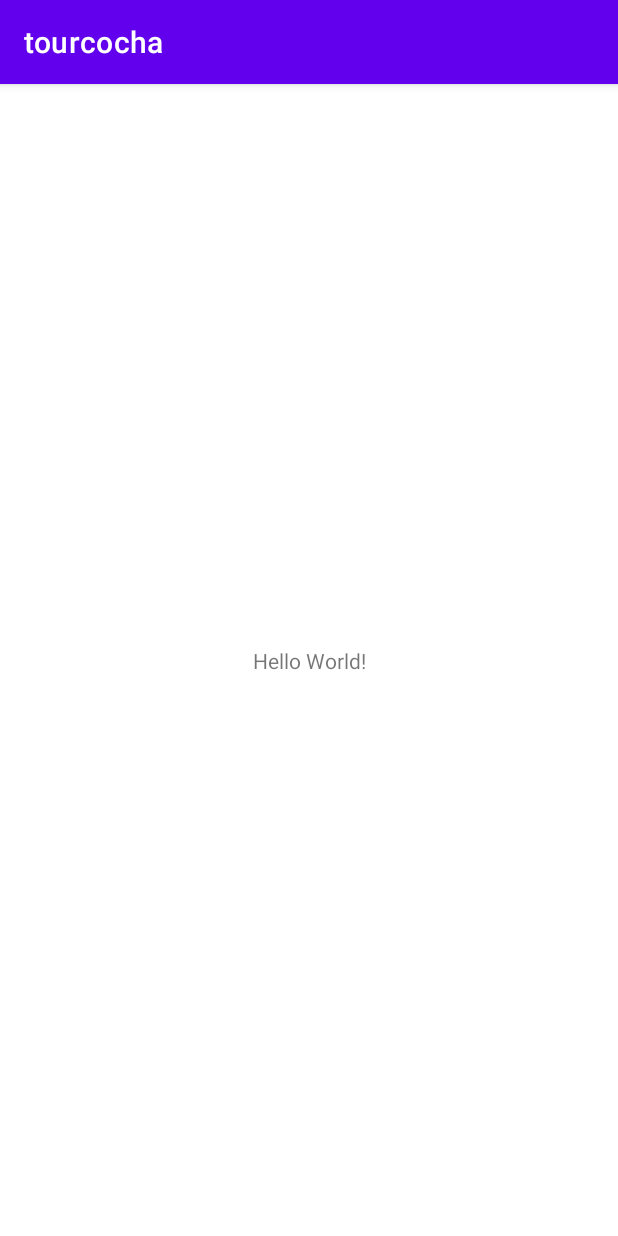
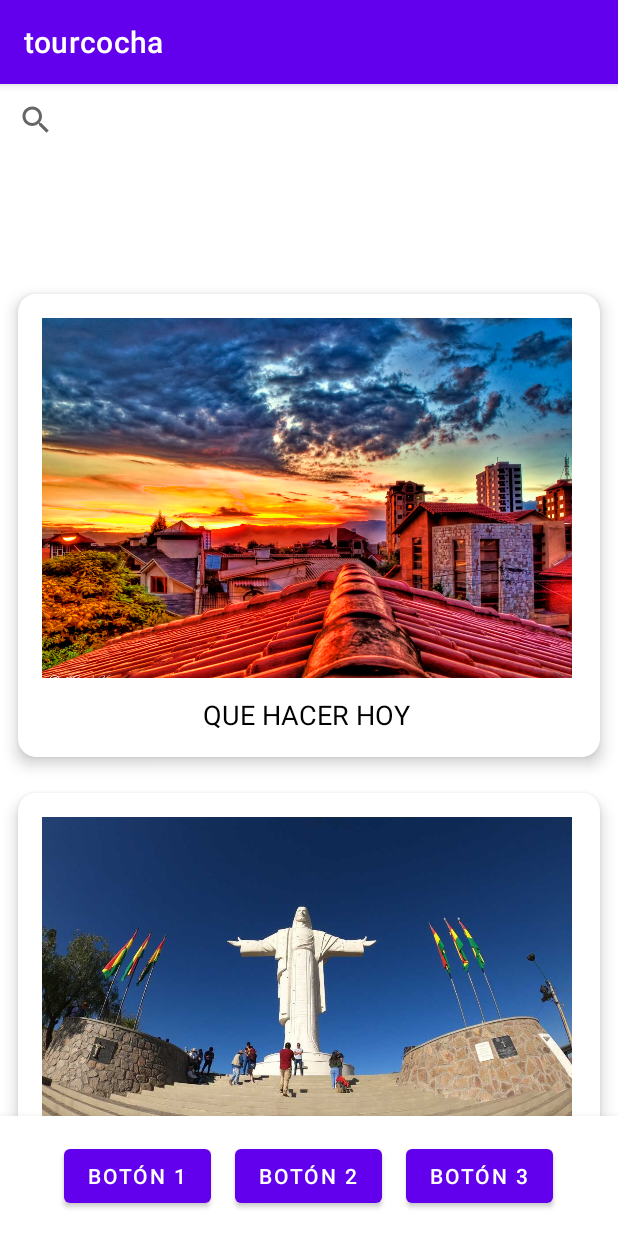
Before and after one commit to tasajos/tourcochab, an Android app: the screen it shows after launch (MainActivity), on a phone screen of 412 x 824 dp. Run offline under Robolectric (Android 15) with nearby library versions, the phone set to English and light mode, and no system bars.

Commit message:
Version 1

```diff
--- a/app/src/main/res/layout/activity_main.xml
+++ b/app/src/main/res/layout/activity_main.xml
@@ -1,18 +1,182 @@
-<?xml version="1.0" encoding="utf-8"?>
-<androidx.constraintlayout.widget.ConstraintLayout xmlns:android="http://schemas.android.com/apk/res/android"
+
+<LinearLayout xmlns:android="http://schemas.android.com/apk/res/android"
     xmlns:app="http://schemas.android.com/apk/res-auto"
     xmlns:tools="http://schemas.android.com/tools"
     android:layout_width="match_parent"
     android:layout_height="match_parent"
+    android:orientation="vertical"
     tools:context=".MainActivity">
 
-    <TextView
-        android:layout_width="wrap_content"
+    <SearchView
+        android:id="@+id/busqueda"
+        android:layout_width="match_parent"
+        android:layout_height="wrap_content" />
+
+
+    <ScrollView
+        android:layout_width="match_parent"
+        android:layout_height="0dp"
+        android:layout_weight="1">
+
+
+
+    <LinearLayout
+        android:orientation="vertical"
+        android:layout_height="match_parent"
+        android:layout_width="match_parent">
+
+
+
+
+        <GridLayout
+            android:layout_marginTop="80dp"
+            android:columnCount="1"
+            android:rowCount="1"
+            android:alignmentMode="alignMargins"
+            android:columnOrderPreserved="false"
+            android:layout_width="match_parent"
+            android:layout_height="wrap_content">
+
+            <androidx.cardview.widget.CardView
+                android:layout_width="wrap_content"
+                android:layout_height="wrap_content"
+                android:layout_columnWeight="1"
+                app:cardElevation="6dp"
+                app:cardCornerRadius="12dp"
+                android:layout_margin="12dp" >
+
+                <LinearLayout
+                    android:id="@+id/lugares"
+                    android:padding="16dp"
+                    android:orientation="vertical"
+                    android:gravity="center"
+                    android:layout_width="wrap_content"
+                    android:layout_height="wrap_content">
+
+                    <ImageView
+                        android:layout_width="353dp"
+                        android:layout_height="240dp"
+                        android:scaleType="centerCrop"
+                        android:src="@drawable/cbba" />
+
+                    <TextView
+                        android:layout_marginTop="12dp"
+                        android:textColor="@color/black"
+                        android:layout_width="wrap_content"
+                        android:layout_height="wrap_content"
+                        android:textSize="18sp"
+                        android:text="QUE HACER HOY" />
+
+                </LinearLayout>
+
+            </androidx.cardview.widget.CardView>
+
+
+            <androidx.cardview.widget.CardView
+                android:layout_width="wrap_content"
+                android:layout_height="wrap_content"
+                android:layout_columnWeight="1"
+                app:cardElevation="6dp"
+                app:cardCornerRadius="12dp"
+                android:layout_margin="12dp" >
+
+                <LinearLayout
+                    android:id="@+id/ruteo"
+                    android:padding="16dp"
+                    android:orientation="vertical"
+                    android:gravity="center"
+                    android:layout_width="wrap_content"
+                    android:layout_height="wrap_content">
+
+                    <ImageView
+                        android:layout_width="353dp"
+                        android:layout_height="240dp"
+                        android:scaleType="centerCrop"
+                        android:src="@drawable/cristo_de_la_concordia_cochabamba" />
+
+                    <TextView
+                        android:layout_marginTop="12dp"
+                        android:textColor="@color/black"
+                        android:layout_width="wrap_content"
+                        android:layout_height="wrap_content"
+                        android:textSize="18sp"
+                        android:text="RUTAS" />
+
+                </LinearLayout>
+
+            </androidx.cardview.widget.CardView>
+
+            <androidx.cardview.widget.CardView
+                android:layout_width="wrap_content"
+                android:layout_height="wrap_content"
+                android:layout_columnWeight="1"
+                app:cardElevation="6dp"
+                app:cardCornerRadius="12dp"
+                android:layout_margin="12dp" >
+
+                <LinearLayout
+                    android:id="@+id/comidas"
+                    android:padding="16dp"
+                    android:orientation="vertical"
+                    android:gravity="center"
+                    android:layout_width="wrap_content"
+                    android:layout_height="wrap_content">
+
+                    <ImageView
+                        android:layout_width="353dp"
+                        android:layout_height="240dp"
+                        android:scaleType="centerCrop"
+                        android:src="@drawable/ferias" />
+
+                    <TextView
+                        android:layout_marginTop="12dp"
+                        android:textColor="@color/black"
+                        android:layout_width="wrap_content"
+                        android:layout_height="wrap_content"
+                        android:textSize="18sp"
+                        android:text="FERIAS DE COMIDA" />
+
+                </LinearLayout>
+
+            </androidx.cardview.widget.CardView>
+
+        </GridLayout>
+
+
+    </LinearLayout>
+
+
+
+</ScrollView>
+    <LinearLayout
+        android:layout_width="match_parent"
         android:layout_height="wrap_content"
-        android:text="Hello World!"
-        app:layout_constraintBottom_toBottomOf="parent"
-        app:layout_constraintEnd_toEndOf="parent"
-        app:layout_constraintStart_toStartOf="parent"
-        app:layout_constraintTop_toTopOf="parent" />
+        android:orientation="horizontal"
+        android:gravity="center"
+        android:padding="16dp"
+        android:background="@color/white"
+        android:elevation="8dp"
+        android:layout_gravity="bottom">
 
-</androidx.constraintlayout.widget.ConstraintLayout>
+        <Button
+            android:id="@+id/button1"
+            android:layout_width="wrap_content"
+            android:layout_height="wrap_content"
+            android:text="Botón 1"/>
+
+        <Button
+            android:id="@+id/button2"
+            android:layout_width="wrap_content"
+            android:layout_height="wrap_content"
+            android:text="Botón 2"
+            android:layout_marginStart="16dp"
+            android:layout_marginEnd="16dp"/>
+
+        <Button
+            android:id="@+id/button3"
+            android:layout_width="wrap_content"
+            android:layout_height="wrap_content"
+            android:text="Botón 3"/>
+
+    </LinearLayout>
+</LinearLayout>
```
Also changed, not shown: app/src/main/res/drawable/cbba.jpg (added), app/src/main/res/drawable/cristo_de_la_concordia_cochabamba.jpg (added), app/src/main/res/drawable/ferias.jpg (added).
